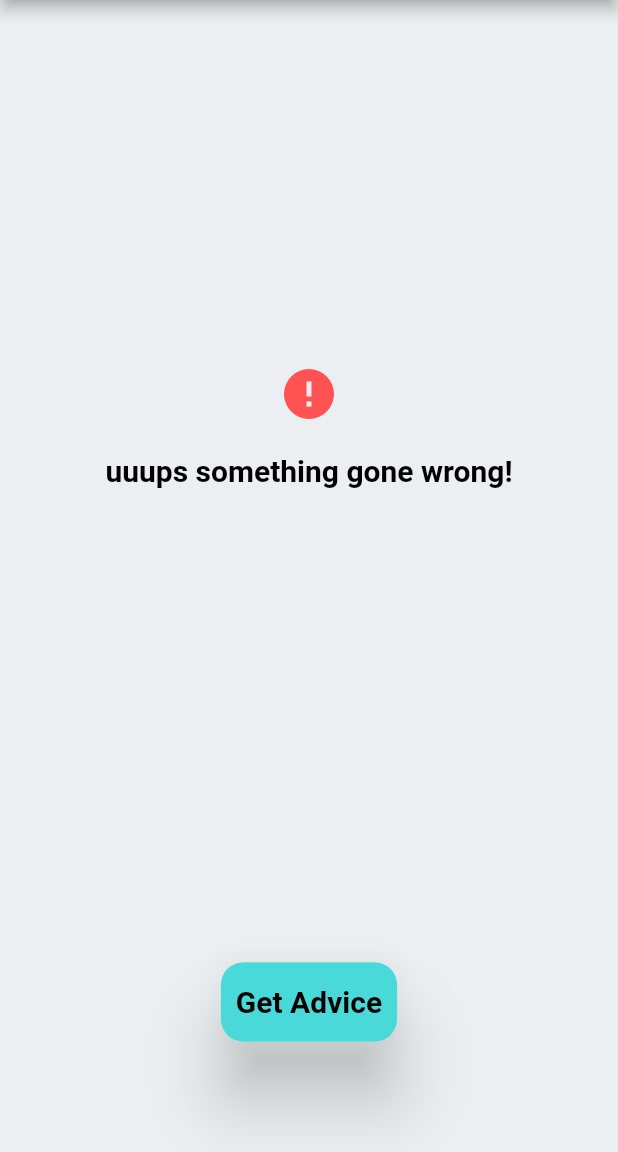
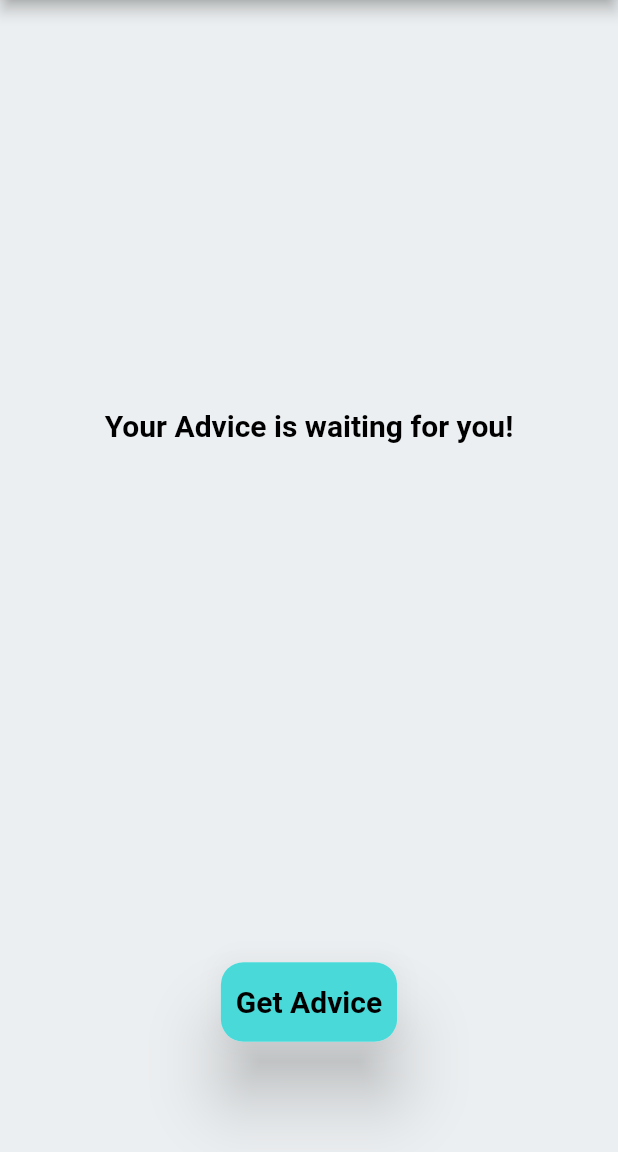
Before and after one commit to OpenSphereSoftware/FlutterMadeEasy_ZeroToMastery, a Flutter app: the screen it shows after launch, on a phone screen of 412 x 824 dp, the part 84-1236 px from its top. Run offline on Flutter 3.47's test engine with Material 2 defaults, Android fonts, the phone set to English and light mode, and no system bars; our stand-ins replace flutter_bloc; Roboto replaces fonts that are missing (Rubik).

Commit message:
added bloc provider

```diff
--- a/3_advicer/lib/3_application/pages/advice/advice_page.dart
+++ b/3_advicer/lib/3_application/pages/advice/advice_page.dart
@@ -1,8 +1,24 @@
 import 'package:advicer/3_application/core/services/theme_service.dart';
+import 'package:advicer/3_application/pages/advice/bloc/advicer_bloc.dart';
 import 'package:advicer/3_application/pages/advice/widgets/custom_button.dart';
 import 'package:advicer/3_application/pages/advice/widgets/error_message.dart';
 import 'package:flutter/material.dart';
+import 'package:flutter_bloc/flutter_bloc.dart';
 import 'package:provider/provider.dart';
+
+import 'widgets/advice_field.dart';
+
+class AdvicerPageWrapperProvider extends StatelessWidget {
+  const AdvicerPageWrapperProvider({super.key});
+
+  @override
+  Widget build(BuildContext context) {
+    return BlocProvider(
+      create: (context) => AdvicerBloc(),
+      child: const AdvicerPage(),
+    );
+  }
+}
 
 class AdvicerPage extends StatelessWidget {
   const AdvicerPage({super.key});
@@ -29,19 +45,30 @@
         body: Padding(
           padding: const EdgeInsets.symmetric(horizontal: 50),
           child: Column(
-            children:  const [
+            children: [
               Expanded(
-                  child: Center(
-                child: ErrorMessage(message: 'uuups something gone wrong!')
-                //AdviceField(advice: 'example advice - your day will be good!',)
-                /*CircularProgressIndicator(
-                  color: themeData.colorScheme.secondary,)*/
-                /*Text(
-                  'Your Advice is waiting for you!',
-                  style: themeData.textTheme.headline1,
-                ),*/
-              )),
-              SizedBox(height: 200, child: Center(child: CustomButton()))
+                  child: Center(child: BlocBuilder<AdvicerBloc, AdvicerState>(
+                builder: (context, state) {
+                  if (state is AdvicerInitial) {
+                    return Text(
+                      'Your Advice is waiting for you!',
+                      style: themeData.textTheme.headline1,
+                    );
+                  } else if (state is AdvicerStateLoading) {
+                    return CircularProgressIndicator(
+                      color: themeData.colorScheme.secondary,
+                    );
+                  } else if (state is AdvicerStateLoaded) {
+                    return AdviceField(
+                      advice: state.advice,
+                    );
+                  } else if (state is AdvicerStateError) {
+                    return ErrorMessage(message: state.message);
+                  }
+                  return const SizedBox();
+                },
+              ))),
+              const SizedBox(height: 200, child: Center(child: CustomButton()))
             ],
           ),
         ));
--- a/3_advicer/lib/3_application/pages/advice/bloc/advicer_bloc.dart
+++ b/3_advicer/lib/3_application/pages/advice/bloc/advicer_bloc.dart
@@ -13,8 +13,8 @@
       debugPrint('fake get advice triggered');
       await Future.delayed(const Duration(seconds: 3), () {});
       debugPrint('got advice');
-      emit(AdvicerStateLoaded(advice: 'fake advice to test bloc'));
-      //emit(AdvicerStateError(message: 'error message'));
+      //emit(AdvicerStateLoaded(advice: 'fake advice to test bloc'));
+      emit(AdvicerStateError(message: 'error message'));
     });
   }
 }
--- a/3_advicer/lib/3_application/pages/advice/widgets/custom_button.dart
+++ b/3_advicer/lib/3_application/pages/advice/widgets/custom_button.dart
@@ -1,4 +1,6 @@
+import 'package:advicer/3_application/pages/advice/bloc/advicer_bloc.dart';
 import 'package:flutter/material.dart';
+import 'package:flutter_bloc/flutter_bloc.dart';
 
 class CustomButton extends StatelessWidget {
   const CustomButton({super.key});
@@ -7,9 +9,8 @@
   Widget build(BuildContext context) {
     final themeData = Theme.of(context);
     return InkResponse(
-      onTap: () {
-        print('button pressed - will be implemented later');
-      },
+      onTap: () =>
+          BlocProvider.of<AdvicerBloc>(context).add(AviceRequestedEvent()),
       child: Material(
         elevation: 20,
         borderRadius: BorderRadius.circular(15),
--- a/3_advicer/lib/main.dart
+++ b/3_advicer/lib/main.dart
@@ -21,7 +21,7 @@
         themeMode: themeService.isDarkModeOn ? ThemeMode.dark : ThemeMode.light,
         theme: AppTheme.lightTheme,
         darkTheme: AppTheme.darkTheme,
-        home: const AdvicerPage(),
+        home: const AdvicerPageWrapperProvider(),
       );
     });
   }
```
